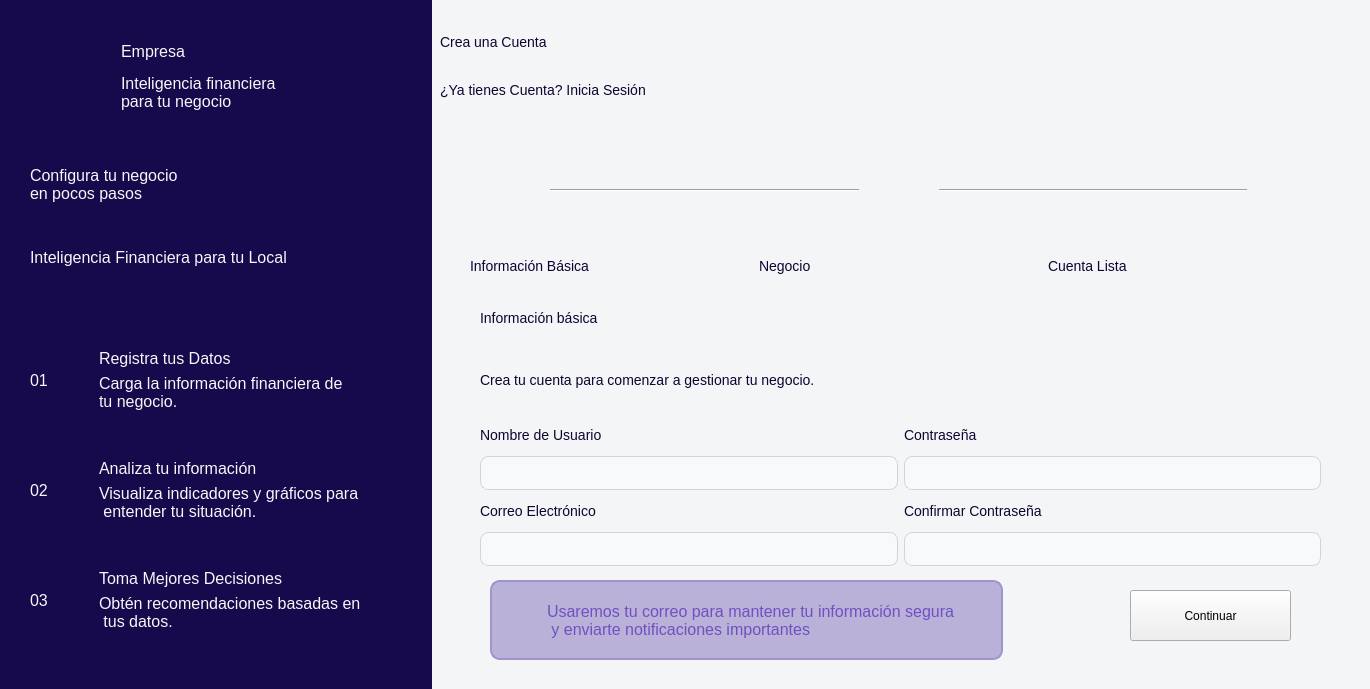
First picture: the form in app/ui/creatingAccount.ui, repository Brando-1510/Proyecto-Integrador-2.0, before the edit.
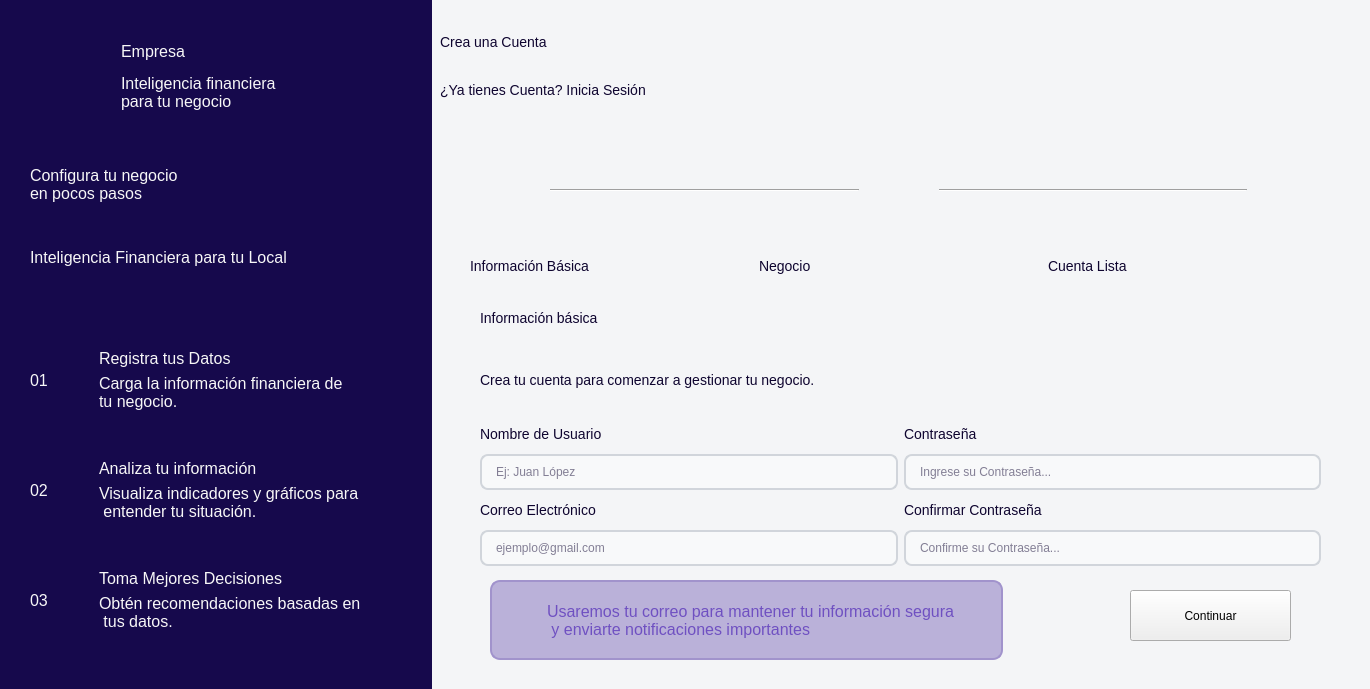
Second picture: the form after the edit. The open tabs and pages were chosen to show the change. Icons and pictures are not drawn.

Commit message: trabajando en el modulo de recuperar contraseña

```diff
--- a/app/ui/creatingAccount.ui
+++ b/app/ui/creatingAccount.ui
@@ -50,10 +50,11 @@
 /* --- ESTADO BASE --- */
 QLineEdit, QDateEdit {
     background-color: #F8F9FA; 
-    border: 1px solid #D1D5DB; 
+    border: 2px solid #D1D5DB; 
     border-radius: 8px;     
     padding: 8px 12px;         
-    color: #333333;          
+    color: #0E042F;      
+	font-size:12px; 
 }
 
 /* --- CUANDO EL MOUSE ESTÁ ENCIMA (HOVER) --- */
@@ -72,7 +73,7 @@
 QLineEdit:disabled, QDateEdit:disabled {
     background-color: #E5E7EB;      /* Fondo gris oscuro */
     color: #9CA3AF;                 /* Texto gris claro */
-    border: 1px solid #D1D5DB;      /* Borde original o más claro */
+    border: 2px solid #D1D5DB;      /* Borde original o más claro */
 }
 
 /* --- ESTILO ESPECÍFICO PARA EL BOTÓN DE FLECHA EN QDATEEDIT --- */
@@ -776,7 +777,11 @@
          </widget>
         </item>
         <item>
-         <widget class="QLineEdit" name="inputNombre"/>
+         <widget class="QLineEdit" name="inputNombre">
+          <property name="placeholderText">
+           <string>Ej: Juan López</string>
+          </property>
+         </widget>
         </item>
        </layout>
       </item>
@@ -799,7 +804,11 @@
          </widget>
         </item>
         <item>
-         <widget class="QLineEdit" name="inputContrasena"/>
+         <widget class="QLineEdit" name="inputContrasena">
+          <property name="placeholderText">
+           <string>Ingrese su Contraseña...</string>
+          </property>
+         </widget>
         </item>
        </layout>
       </item>
@@ -822,7 +831,11 @@
          </widget>
         </item>
         <item>
-         <widget class="QLineEdit" name="inputCorreo"/>
+         <widget class="QLineEdit" name="inputCorreo">
+          <property name="placeholderText">
+           <string>ejemplo@gmail.com</string>
+          </property>
+         </widget>
         </item>
        </layout>
       </item>
@@ -848,7 +861,11 @@
          </widget>
         </item>
         <item>
-         <widget class="QLineEdit" name="inputContrasenaConfirmar"/>
+         <widget class="QLineEdit" name="inputContrasenaConfirmar">
+          <property name="placeholderText">
+           <string>Confirme su Contraseña...</string>
+          </property>
+         </widget>
         </item>
        </layout>
       </item>
```
Left out of the diff: 16 changed lines with no effect on the pictures. The commit also changes 6 other files.
